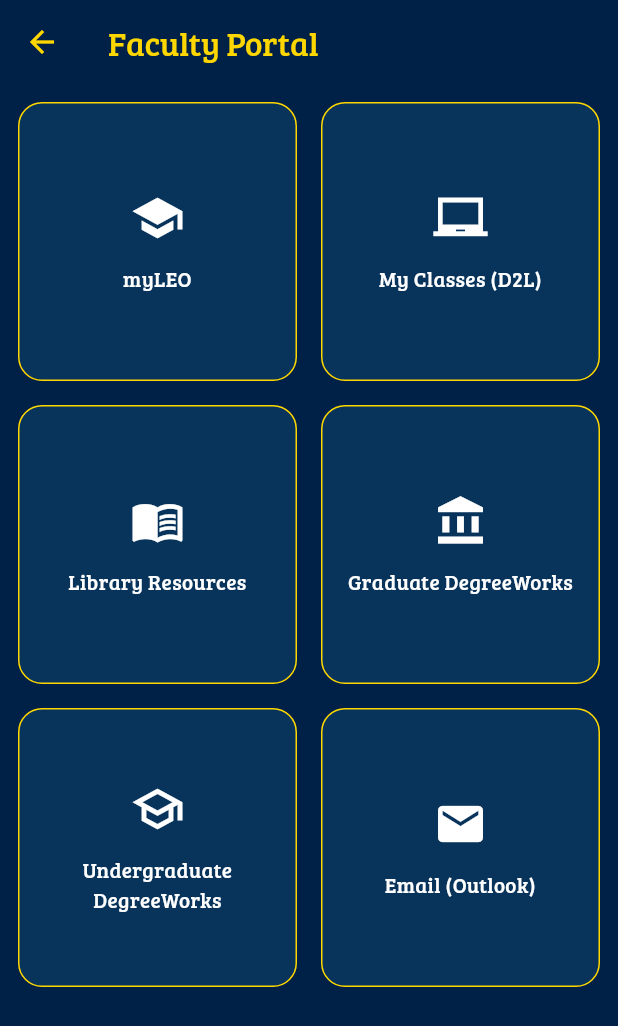
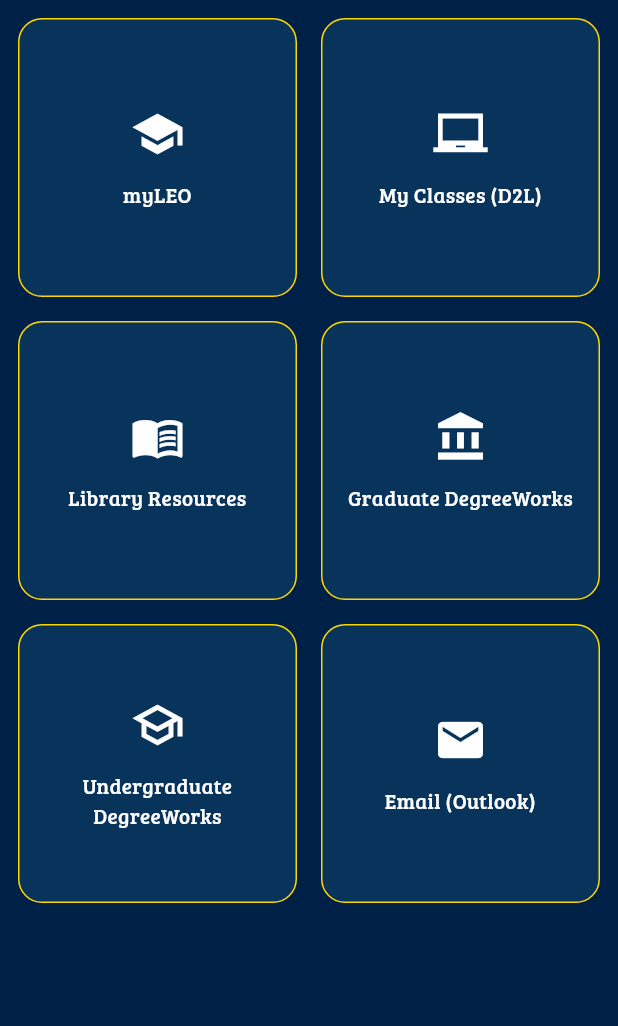
Before and after one commit to kingct19/ETAMU-All-in-One, a Flutter app: the FacultyDashboardPage screen opened directly, on a phone screen of 412 x 824 dp. Shown: the top 1026 px of the screen. Run offline on Flutter 3.47's test engine with Material 3 defaults, Android fonts, the phone set to English and light mode, and no system bars; our stand-ins replace firebase_auth, firebase_core, shared_preferences, table_calendar, webview_flutter; missing offline and left inert: android_intent_plus; accounts and stored records are empty.

Commit message:
Implement faculty portal by cloning student dashboard with minor adjustments; enable role switching and maintain persistent login using FirebaseAuth

```diff
--- a/etamu_all_in_one/lib/main.dart
+++ b/etamu_all_in_one/lib/main.dart
@@ -12,8 +12,7 @@
   WidgetsFlutterBinding.ensureInitialized();
   await Firebase.initializeApp(options: DefaultFirebaseOptions.currentPlatform);
 
-  // Ensure persistent login
-  await FirebaseAuth.instance.setPersistence(Persistence.LOCAL);
+  // ❌ DO NOT call setPersistence() on mobile. Firebase Auth is persistent by default on Android/iOS.
 
   runApp(const MyApp());
 }
--- a/etamu_all_in_one/lib/screens/faculty_dashboard_page.dart
+++ b/etamu_all_in_one/lib/screens/faculty_dashboard_page.dart
@@ -1,5 +1,6 @@
+// lib/screens/faculty_dashboard_page.dart
 import 'package:flutter/material.dart';
-import 'guest_webview.dart';
+import 'package:etamu_all_in_one/screens/guest_webview.dart';
 
 class FacultyDashboardPage extends StatelessWidget {
   const FacultyDashboardPage({super.key});
@@ -7,8 +8,7 @@
   final List<Map<String, dynamic>> _facultyTools = const [
     {
       'title': 'myLEO',
-      'url':
-          'https://leoportal.tamuc.edu/uPortal/f/welcome/normal/render.uP',
+      'url': 'https://leoportal.tamuc.edu/uPortal/f/welcome/normal/render.uP',
       'icon': Icons.school,
     },
     {
@@ -23,40 +23,27 @@
     },
     {
       'title': 'Graduate DegreeWorks',
-      'url':
-          'https://leoportal.tamuc.edu/uPortal/f/welcome/normal/render.uP',
+      'url': 'https://leoportal.tamuc.edu/uPortal/f/welcome/normal/render.uP',
       'icon': Icons.account_balance,
     },
     {
       'title': 'Undergraduate DegreeWorks',
-      'url':
-          'https://leoportal.tamuc.edu/uPortal/f/welcome/normal/render.uP',
+      'url': 'https://leoportal.tamuc.edu/uPortal/f/welcome/normal/render.uP',
       'icon': Icons.school_outlined,
     },
     {
       'title': 'Email (Outlook)',
-      'url':
-          'https://outlook.tamuc.edu/owa/auth/logon.aspx?replaceCurrent=1&url=https%3a%2f%2foutlook.tamuc.edu%2fowa%2f',
+      'url': 'https://outlook.tamuc.edu/owa/auth/logon.aspx?replaceCurrent=1&url=https%3a%2f%2foutlook.tamuc.edu%2fowa%2f',
       'icon': Icons.email,
     },
   ];
 
   @override
   Widget build(BuildContext context) {
-    const Color bgColor = Color(0xFF002147);
-    const Color gold = Color(0xFFFFD700);
-
     return Scaffold(
-      backgroundColor: bgColor,
-      appBar: AppBar(
-        title: const Text(
-          'Faculty Portal',
-          style: TextStyle(fontFamily: 'BreeSerif', color: gold),
-        ),
-        backgroundColor: bgColor,
-        iconTheme: const IconThemeData(color: gold),
-      ),
-      body: Padding(
+      backgroundColor: const Color(0xFF002147),
+      body: SafeArea(
+        child: Padding(
           padding: const EdgeInsets.all(12.0),
           child: GridView.count(
             crossAxisCount: 2,
@@ -79,19 +66,19 @@
                   decoration: BoxDecoration(
                     color: const Color(0xFF08335B),
                     borderRadius: BorderRadius.circular(16),
-                  border: Border.all(color: gold),
+                    border: Border.all(color: const Color(0xFFFFD700), width: 1),
                   ),
                   child: Column(
                     mainAxisAlignment: MainAxisAlignment.center,
                     children: [
-                    Icon(item['icon'], size: 36, color: Colors.white),
+                      Icon(item['icon'], color: Colors.white, size: 36),
                       const SizedBox(height: 12),
                       Text(
                         item['title'],
                         style: const TextStyle(
                           color: Colors.white,
+                          fontFamily: 'BreeSerif',
                           fontSize: 14,
-                        fontFamily: 'BreeSerif',
                         ),
                         textAlign: TextAlign.center,
                       ),
@@ -102,6 +89,7 @@
             }).toList(),
           ),
         ),
+      ),
     );
   }
 }
--- a/etamu_all_in_one/lib/screens/login.dart
+++ b/etamu_all_in_one/lib/screens/login.dart
@@ -1,5 +1,6 @@
 import 'package:flutter/material.dart';
 import 'package:firebase_auth/firebase_auth.dart';
+import 'package:shared_preferences/shared_preferences.dart'; // ✅
 
 class LoginScreen extends StatefulWidget {
   final String role; // 'student' or 'faculty'
@@ -32,6 +33,10 @@
         email: _emailController.text.trim(),
         password: _passwordController.text,
       );
+
+      // ✅ Save role to local storage
+      final prefs = await SharedPreferences.getInstance();
+      await prefs.setString('lastRole', widget.role);
 
       if (!mounted) return;
 
--- a/etamu_all_in_one/pubspec.yaml
+++ b/etamu_all_in_one/pubspec.yaml
@@ -19,6 +19,7 @@
   android_intent_plus: ^5.0.2
   url_launcher: ^6.2.4
   table_calendar: ^3.0.9
+  shared_preferences: ^2.2.2
 
   #flutter_webview_plugin: ^0.4.0    // deprecated
 
```
Also changed, not shown: etamu_all_in_one/lib/screens/splash_screen.dart (+14 -5 lines), etamu_all_in_one/pubspec.lock, 1 other file. Lines whose indentation alone changed are shown as unchanged.
